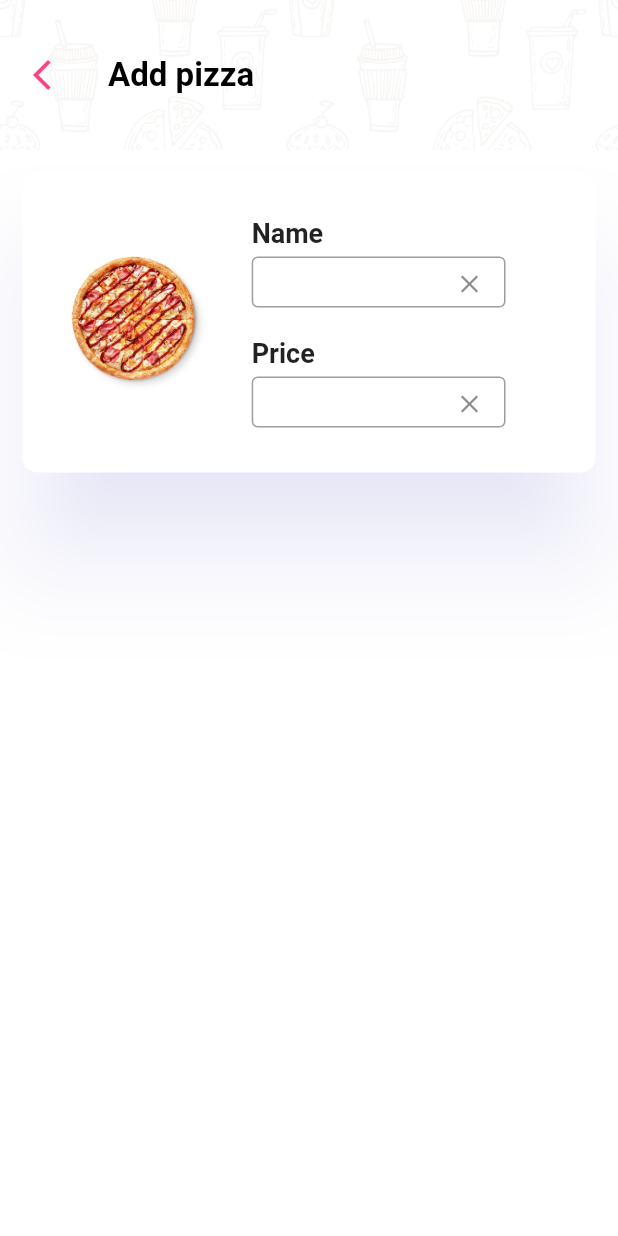
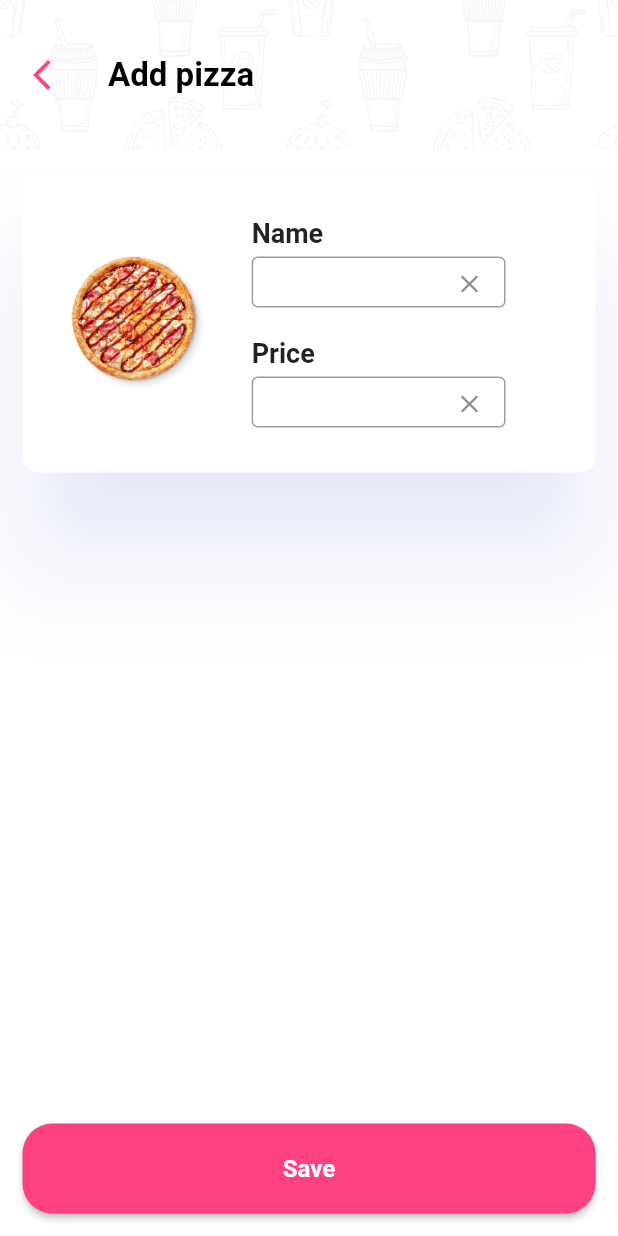
Before and after one commit to atlantic69/pizza_Time, a Flutter app: the AddPizza screen opened by its route, on a phone screen of 412 x 824 dp. Run offline on Flutter 3.47's test engine with Material 2 defaults, Android fonts, the phone set to English and light mode, and no system bars.

Commit message:
Pre-pre-last changes (:

```diff
--- a/lib/main.dart
+++ b/lib/main.dart
@@ -3,12 +3,13 @@ import 'package:pizza_time/pages/pizza_market.dart';
 import 'package:pizza_time/pages/add_pizza.dart';
 
 void main() => runApp(MaterialApp(
+  debugShowCheckedModeBanner: false,
   theme: ThemeData(
     scaffoldBackgroundColor: Colors.white,
   ),
   initialRoute: '/',
   routes: {
-    '/': (context) => PizzaMarket(),
+    '/': (context) => PizzaMarket(userPizzaName: '', userPizzaPrice: ''),
     '/add': (context) => AddPizza(),
   },
 ));
--- a/lib/pages/add_pizza.dart
+++ b/lib/pages/add_pizza.dart
@@ -1,4 +1,5 @@
 import 'package:flutter/material.dart';
+import 'package:pizza_time/pages/pizza_market.dart';
 
 class AddPizza extends StatefulWidget {
   const AddPizza({Key? key}) : super(key: key);
@@ -8,7 +9,16 @@ class AddPizza extends StatefulWidget {
 }
 
 class _AddPizzaState extends State<AddPizza> {
+
   double heightAppBar = 100.0;
+
+  //Переменные для текстовых полей
+  late String userPizzaName, userPizzaPrice;
+
+  //Контроллеры для очистики текстовых полей
+  TextEditingController controllerNameTF = TextEditingController();
+  TextEditingController controllerPriceTF = TextEditingController();
+
   @override
   Widget build(BuildContext context) {
     return Scaffold(
@@ -99,6 +109,10 @@ class _AddPizzaState extends State<AddPizza> {
                                   child: SizedBox(
                                     height: 34,
                                     child: TextField(
+                                      onChanged: (String value) {
+                                        userPizzaName = value;
+                                      },
+                                      controller: controllerNameTF,
                                       textAlignVertical: TextAlignVertical.top,
                                       decoration: InputDecoration(
                                         border: const OutlineInputBorder(),
@@ -106,7 +120,7 @@ class _AddPizzaState extends State<AddPizza> {
                                           icon: const Icon(Icons.clear),
                                           iconSize: 20,
                                           onPressed: () {
-
+                                            controllerNameTF.clear();
                                           },
                                         ),
                                       ),
@@ -123,6 +137,10 @@ class _AddPizzaState extends State<AddPizza> {
                                   child: SizedBox(
                                     height: 34,
                                     child: TextField(
+                                      onChanged: (String value) {
+                                        userPizzaPrice = value;
+                                      },
+                                      controller: controllerPriceTF,
                                       textAlignVertical: TextAlignVertical.top,
                                       decoration: InputDecoration(
                                         border: const OutlineInputBorder(),
@@ -130,7 +148,7 @@ class _AddPizzaState extends State<AddPizza> {
                                           icon: const Icon(Icons.clear),
                                           iconSize: 20,
                                           onPressed: () {
-
+                                            controllerPriceTF.clear();
                                           },
                                         ),
                                       ),
@@ -147,6 +165,36 @@ class _AddPizzaState extends State<AddPizza> {
                 );
               }
           ),
+          Align(
+            alignment: Alignment.bottomCenter,
+            child: Container(
+              margin: const EdgeInsets.all(15),
+              width: double.infinity,
+              height: 60,
+              child: ElevatedButton(
+                style: ElevatedButton.styleFrom(
+                  primary: Colors.pinkAccent,
+                  shape: RoundedRectangleBorder(borderRadius: BorderRadius.circular(20)),
+                ),
+                child: const Text('Save',
+                  style: TextStyle(
+                    fontWeight: FontWeight.bold,
+                    fontSize: 16,
+                  ),),
+                onPressed: () {
+                  Navigator.push(
+                    context,
+                    MaterialPageRoute(
+                        builder: (_) => PizzaMarket(
+                          userPizzaName: userPizzaName,
+                          userPizzaPrice: userPizzaPrice,
+                        ),
+                    ),
+                  );
+                },
+              ),
+            ),
+          )
         ],
       ),
     );
```
Also changed, not shown: lib/pages/pizza_market.dart (+9 -64 lines), 1 other file.
